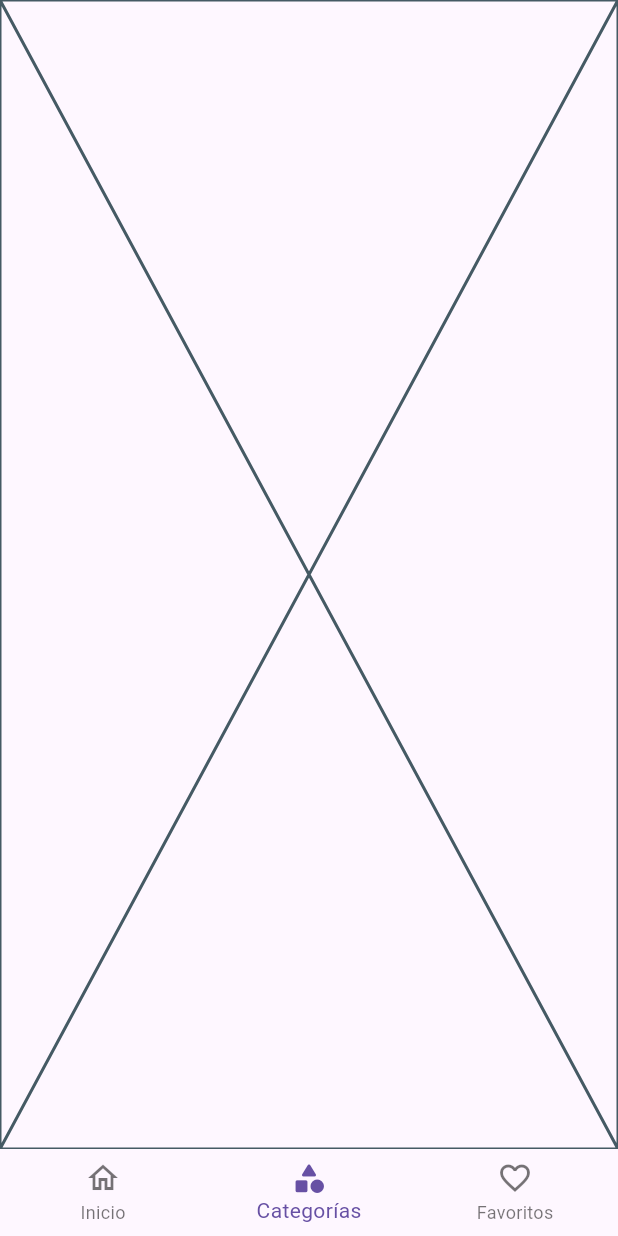
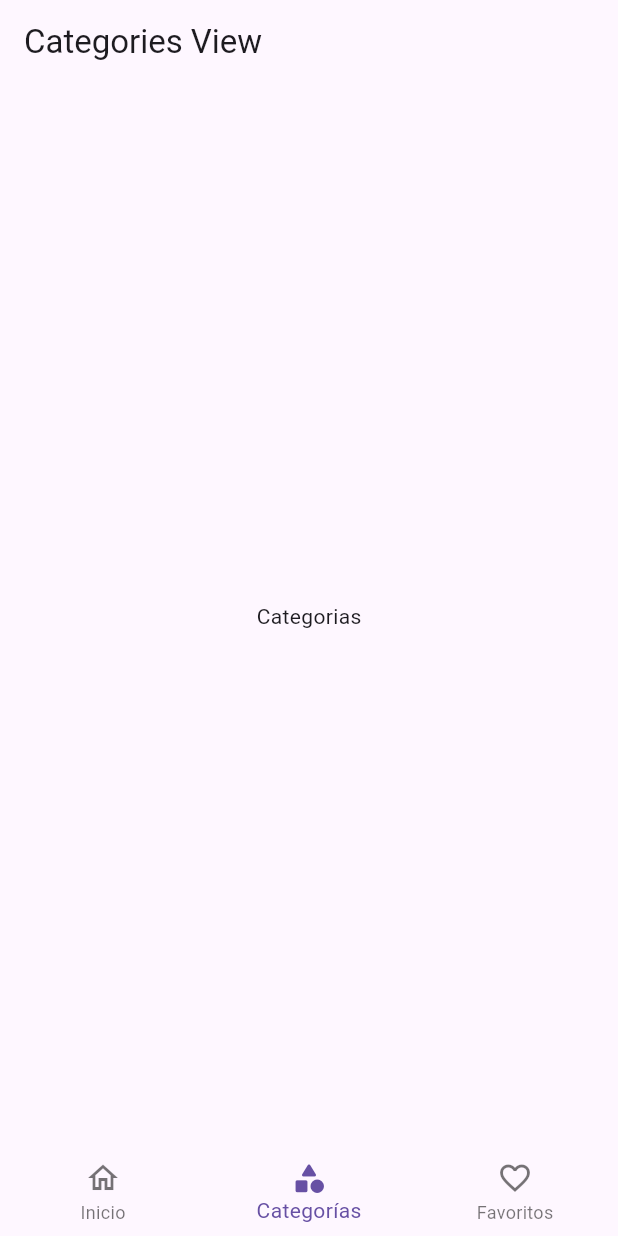
Before and after one commit to ferpaz/cinemapedia, a Flutter app: the screen it shows after launch, item 2 of the bottom bar chosen, on a phone screen of 412 x 824 dp. Run offline on Flutter 3.47's test engine with Material 2 defaults, Android fonts, the light colour scheme and no system bars; our stand-ins replace animate_do, card_swiper, dio, flutter_dotenv, flutter_riverpod, get_it and 1 more; network calls fail; key blocks and very long unbroken strings in the code were emptied for the run.

Commit message:
Clean routes and preparing views

```diff
--- a/lib/config/router/app_router.dart
+++ b/lib/config/router/app_router.dart
@@ -14,7 +14,7 @@ final appRouter = GoRouter(
 
   routes: <RouteBase>[
     StatefulShellRoute.indexedStack(
-      builder: (context, state, navigationShell) {
+      builder: (_, state, navigationShell) {
         return Scaffold(
           body: navigationShell,
           bottomNavigationBar: MovieBottomNavigationBar(navigationShell),
@@ -27,13 +27,13 @@ final appRouter = GoRouter(
           routes: <RouteBase>[
             GoRoute(
               path: '/',
-              name: HomeScreen.routeName,
-              builder: (context, state) => const HomeView(),
+              name: HomeView.routeName,
+              builder: (_, state) => const HomeView(),
               routes: [
                 GoRoute(
                   path: 'movie/:id',
                   name: MovieScreen.routeName,
-                  builder: (context, state) {
+                  builder: (_, state) {
                     final id = state.pathParameters['id'] ?? "Unknow Id";
                     return MovieScreen(movieId: id);
                   }
@@ -47,8 +47,8 @@ final appRouter = GoRouter(
           routes: <RouteBase>[
             GoRoute(
               path: '/categories',
-              //name: FavoritesScreen.routeName,
-              builder: (context, state) => const Placeholder(),
+              name: CategoriesView.routeName,
+              builder: (_, state) => const CategoriesView(),
             ),
           ]
         ),
@@ -57,8 +57,8 @@ final appRouter = GoRouter(
           routes: <RouteBase>[
             GoRoute(
               path: '/favorites',
-              //name: FavoritesScreen.routeName,
-              builder: (context, state) => const FavoritesView(),
+              name: FavoritesView.routeName,
+              builder: (_, state) => const FavoritesView(),
             ),
           ]
         ),
--- a/lib/presentation/screens/movies/home_screen.dart
+++ b/lib/presentation/screens/movies/home_screen.dart
@@ -1,8 +1,6 @@
 import 'package:flutter/material.dart';
 
 class HomeScreen extends StatelessWidget {
-  static const routeName = 'home-screen';
-
   final Widget childView;
 
   const HomeScreen({
--- /dev/null
+++ b/lib/presentation/views/home_views/categories_view.dart
@@ -0,0 +1,17 @@
+import 'package:flutter/material.dart';
+
+class CategoriesView extends StatelessWidget {
+  static const routeName = 'categories-view';
+
+  const CategoriesView({super.key});
+
+  @override
+  Widget build(BuildContext context) {
+    return Scaffold(
+      appBar: AppBar(
+        title: Text('Categories View'),
+      ),
+      body: const Center(child: Text('Categorias')),
+    );
+  }
+}
--- a/lib/presentation/views/home_views/favorites_view.dart
+++ b/lib/presentation/views/home_views/favorites_view.dart
@@ -1,6 +1,8 @@
 import 'package:flutter/material.dart';
 
 class FavoritesView extends StatelessWidget {
+  static const routeName = 'favorites-view';
+
   const FavoritesView({super.key});
 
   @override
@@ -8,7 +10,6 @@ class FavoritesView extends StatelessWidget {
     return Scaffold(
       appBar: AppBar(
         title: Text('Favorites View'),
-        centerTitle: true,
       ),
       body: const Center(child: Text('Favoritos')),
     );
--- a/lib/presentation/views/home_views/home_view.dart
+++ b/lib/presentation/views/home_views/home_view.dart
@@ -9,6 +9,8 @@ import 'package:cinemapedia/presentation/widgets/widgets.dart';
 
 
 class HomeView extends ConsumerStatefulWidget {
+  static const routeName = 'home-view';
+
   const HomeView({super.key});
 
   @override
--- a/lib/presentation/views/views.dart
+++ b/lib/presentation/views/views.dart
@@ -1,2 +1,3 @@
+export 'home_views/categories_view.dart';
 export 'home_views/favorites_view.dart';
 export 'home_views/home_view.dart';
```
